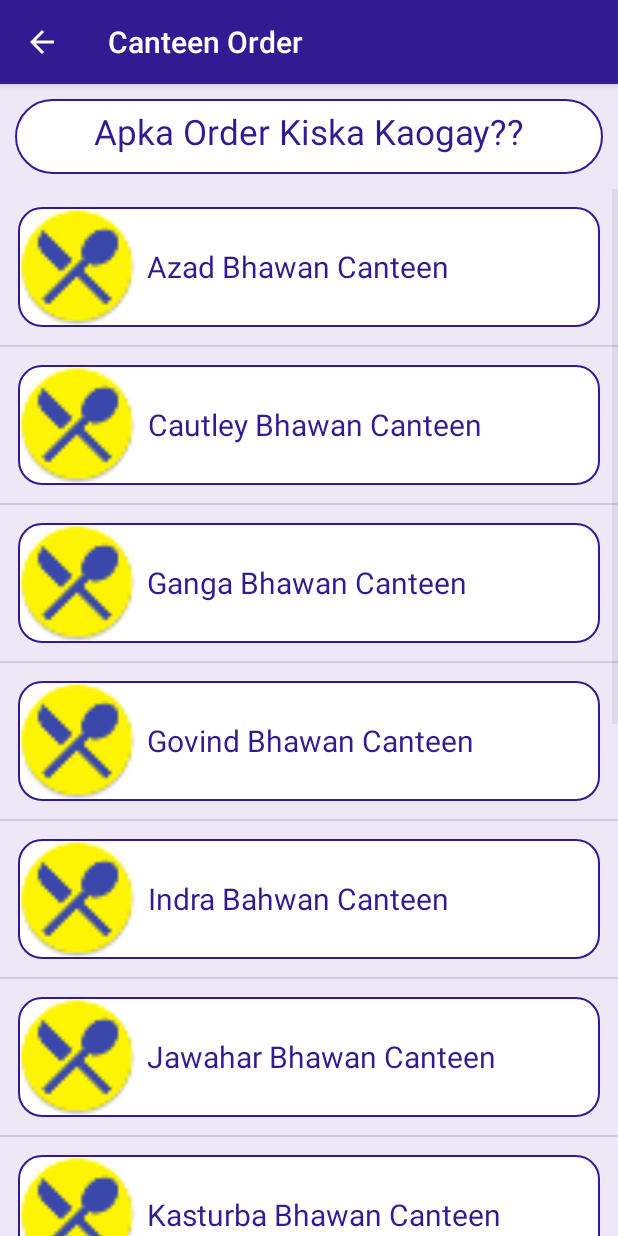
After one commit to AppDevProjectV1/ApplicationMain, an Android app: the CanteenOrderActivity screen opened directly, with no data from a screen before it, on a phone screen of 412 x 824 dp. The commit adds this screen. Run offline under Robolectric (Android 15) with nearby library versions, the phone set to English and light mode, and no system bars.

Commit message:
Add Settings Activity and Add CanteenOREDER add Profile Import also

```diff
--- a/app/build.gradle
+++ b/app/build.gradle
@@ -37,4 +37,5 @@ dependencies {
     implementation 'com.google.android.material:material:1.3.0-alpha01'
     implementation 'androidx.recyclerview:recyclerview:1.1.0'
     implementation 'com.squareup.okhttp3:okhttp:3.10.0'
+    implementation 'com.mikhaellopez:circularimageview:4.2.0'
 }
--- a/app/src/main/java/com/example/appdevproject/CanteenAdapter.java
+++ b/app/src/main/java/com/example/appdevproject/CanteenAdapter.java
@@ -1,101 +1,46 @@
 package com.example.appdevproject;
 
+import androidx.annotation.NonNull;
+import androidx.appcompat.app.AppCompatActivity;
+import androidx.recyclerview.widget.RecyclerView;
 
 import android.content.Context;
-import android.util.Log;
+import android.os.Bundle;
 import android.view.LayoutInflater;
 import android.view.View;
-import android.view.View.OnClickListener;
 import android.view.ViewGroup;
+import android.widget.ArrayAdapter;
 import android.widget.ImageView;
 import android.widget.TextView;
 
-import androidx.annotation.NonNull;
-import androidx.recyclerview.widget.RecyclerView;
+import java.util.ArrayList;
 
 
-import org.w3c.dom.Text;
-
-import java.text.BreakIterator;
-
-public class CanteenAdapter extends RecyclerView.Adapter<CanteenAdapter.CantViewHolder>{
+public class CanteenAdapter extends ArrayAdapter<CanteenClass> {
+    //define these variable customadapter constructor
 
 
-    private String[] canteens;
+    public CanteenAdapter(@NonNull Context context, ArrayList<CanteenClass> data) {
+        super(context,0,data);
+    }
 
-    final private ListItemClickListener mOnClickListener;
+    //this method is used to set the value to listview item wih the corrosponding position and return the listviewitem
+    @Override
+    public View getView(int position, View convertView, ViewGroup parent) {
+
+        View listItem = convertView;
 
 
-
-    public CanteenAdapter(ListItemClickListener listener,String[] canteens) {
-        mOnClickListener = listener;
-        this.canteens=canteens;
-    }
-
-
-    public interface ListItemClickListener {
-        void onListItemClick(String username);
-    }
-
-
-
-    public class CantViewHolder extends RecyclerView.ViewHolder
-            implements OnClickListener {
-
-        public final TextView canteen;
-
-        public CantViewHolder(View view) {
-            super(view);
-
-            canteen=(TextView) view.findViewById(R.id.canteenname);
-
-            view.setOnClickListener(this);
+        if(listItem==null){
+            listItem= LayoutInflater.from(getContext()).inflate(R.layout.canteen_list_item, parent, false);
         }
 
+        ImageView imageViewIcon = (ImageView) listItem.findViewById(R.id.canteenimage);
+        TextView textViewName = (TextView) listItem.findViewById(R.id.canteentext);
 
-
-        @Override
-        public void onClick(View v) {
-            int adapterPosition = getAdapterPosition();
-            String canteen=canteens[adapterPosition];
-            mOnClickListener.onListItemClick(canteen);
-        }
-
-
+       CanteenClass folder = getItem(position);
+        imageViewIcon.setImageResource(folder.getMimagecanteen());
+        textViewName.setText(folder.getMnamecanteen());
+        return listItem;
     }
-
-    @Override
-    public CantViewHolder onCreateViewHolder(@NonNull ViewGroup viewGroup, int viewType) {
-
-        Context context = viewGroup.getContext();
-        int layoutIdForListItem = R.layout.canteen_list_item;
-        LayoutInflater inflater = LayoutInflater.from(context);
-        boolean shouldAttachToParentImmediately = false;
-
-        View view = inflater.inflate(layoutIdForListItem, viewGroup, shouldAttachToParentImmediately);
-        CantViewHolder viewHolder = new CantViewHolder(view);
-
-        return viewHolder;
-
-
-        /*viewHolderCount++;
-        Log.d(TAG, "onCreateViewHolder: number of ViewHolders created: "
-                + viewHolderCount);
-        return viewHolder;*/
-
-    }
-
-    @Override
-    public void onBindViewHolder(CantViewHolder ViewHolder, int position) {
-        String name= canteens[position];
-        ViewHolder.canteen.setText(name);
-    }
-
-
-    @Override
-    public int getItemCount() {
-        return canteens.length;
-    }
-
-
 }
--- /dev/null
+++ b/app/src/main/java/com/example/appdevproject/CanteenClass.java
@@ -0,0 +1,31 @@
+package com.example.appdevproject;
+
+import androidx.appcompat.app.AppCompatActivity;
+
+import android.os.Bundle;
+
+import androidx.appcompat.app.AppCompatActivity;
+
+import android.os.Bundle;
+
+public class  CanteenClass {
+    private int mimagecanteen;
+    private String mnamecanteen;
+
+    public CanteenClass(String canteen,int canteenicon) {
+
+        mimagecanteen=canteenicon;
+        mnamecanteen=canteen;
+    }
+
+
+
+    public int getMimagecanteen() {
+        return mimagecanteen;
+    }
+
+    public String getMnamecanteen() {
+        return  mnamecanteen;
+    }
+
+}
--- /dev/null
+++ b/app/src/main/java/com/example/appdevproject/CanteenOrderActivity.java
@@ -0,0 +1,56 @@
+package com.example.appdevproject;
+
+import androidx.appcompat.app.ActionBar;
+import androidx.appcompat.app.AppCompatActivity;
+
+import android.os.Bundle;
+import android.view.MenuItem;
+import android.widget.ListView;
+
+import java.util.ArrayList;
+
+public class CanteenOrderActivity extends AppCompatActivity {
+
+    @Override
+    protected void onCreate(Bundle savedInstanceState) {
+        super.onCreate(savedInstanceState);
+        setContentView(R.layout.activity_canteen_order);
+
+        //  use the actionbar here for go to previous activity
+        ActionBar actionBar = getSupportActionBar();
+
+        if (actionBar != null) {
+            actionBar.setDisplayHomeAsUpEnabled(true);
+        }
+        ListView canteenbahwan=(ListView)findViewById(R.id.canteenlist);
+
+ArrayList<CanteenClass> mcanteenlist= new ArrayList<CanteenClass>();
+
+        mcanteenlist.add(new CanteenClass("Azad Bhawan Canteen", R.mipmap.canteen));
+        mcanteenlist.add(new CanteenClass( "Cautley Bhawan Canteen", R.mipmap.canteen));
+        mcanteenlist.add(new CanteenClass( "Ganga Bhawan Canteen", R.mipmap.canteen));
+        mcanteenlist.add(new CanteenClass( "Govind Bhawan Canteen" , R.mipmap.canteen));
+        mcanteenlist.add(new CanteenClass("Indra Bahwan Canteen", R.mipmap.canteen));
+        mcanteenlist.add(new CanteenClass( "Jawahar Bhawan Canteen" , R.mipmap.canteen));
+        mcanteenlist.add(new CanteenClass("Kasturba Bhawan Canteen", R.mipmap.canteen));
+        mcanteenlist.add(new CanteenClass("Radhakrishnan Bhawan Canteen" , R.mipmap.canteen));
+        mcanteenlist.add(new CanteenClass(  "Rajendra Bhawan Canteen" , R.mipmap.canteen));
+        mcanteenlist.add(new CanteenClass("Rajiv Bhawan Canteen", R.mipmap.canteen));
+        mcanteenlist.add(new CanteenClass( "Ravindra Bhawan Canteen", R.mipmap.canteen));
+        mcanteenlist.add(new CanteenClass(  "Malviya Bhawan Canteen", R.mipmap.canteen));
+        mcanteenlist.add(new CanteenClass( "Sarojini Bhawan Canteen", R.mipmap.canteen));
+
+
+       CanteenAdapter adapter= new CanteenAdapter(this,mcanteenlist);
+       canteenbahwan.setAdapter(adapter);
+
+    }
+    public boolean onOptionsItemSelected(MenuItem item){
+        switch (item.getItemId()) {
+            case android.R.id.home:
+                finish();
+                return true;
+        }
+        return super.onOptionsItemSelected(item);
+    }
+}
--- a/app/src/main/java/com/example/appdevproject/InboxActivity.java
+++ b/app/src/main/java/com/example/appdevproject/InboxActivity.java
@@ -158,7 +158,9 @@ noticetext.setText("Feeds");
 
 
             case R.id.co4:
-                startActivity(new Intent(getApplicationContext(),Privacy.class));
+                Intent intent=new Intent( InboxActivity.this,ProfileSettingsActivity.class);
+                startActivity(intent);
+                break;
         }
         return super.onOptionsItemSelected(item);
     }
--- /dev/null
+++ b/app/src/main/res/layout/activity_canteen_order.xml
@@ -0,0 +1,43 @@
+<?xml version="1.0" encoding="utf-8"?>
+
+<FrameLayout xmlns:android="http://schemas.android.com/apk/res/android"
+    xmlns:app="http://schemas.android.com/apk/res-auto"
+    xmlns:tools="http://schemas.android.com/tools"
+    android:layout_width="match_parent"
+    android:layout_height="match_parent"
+    tools:context=".CampusGroupActivity">
+<LinearLayout
+    xmlns:android="http://schemas.android.com/apk/res/android"
+    xmlns:app="http://schemas.android.com/apk/res-auto"
+    xmlns:tools="http://schemas.android.com/tools"
+    android:layout_width="match_parent"
+    android:layout_height="match_parent"
+    android:orientation="vertical"
+    android:background="@color/commonBack">
+    <TextView
+        android:layout_width="match_parent"
+        android:layout_height="50dp"
+        android:id="@+id/canteentext"
+        android:text="Apka Order Kiska Kaogay??"
+        android:textSize="23sp"
+        android:textAlignment="center"
+        android:textColor="@color/splashcolor"
+         android:layout_margin="10dp"
+        android:paddingTop="6dp"
+        android:background="@layout/edit_text"
+        />
+
+
+
+
+    <ListView
+        android:id="@+id/canteenlist"
+        android:layout_width="match_parent"
+        android:layout_height="match_parent"
+        android:background="@color/commonBack"
+        />
+
+</LinearLayout>
+
+
+</FrameLayout>
--- a/app/src/main/res/layout/canteen_list_item.xml
+++ b/app/src/main/res/layout/canteen_list_item.xml
@@ -1,28 +1,36 @@
 <?xml version="1.0" encoding="utf-8"?>
-<RelativeLayout
-    xmlns:android="http://schemas.android.com/apk/res/android"
+
+<RelativeLayout xmlns:android="http://schemas.android.com/apk/res/android"
     android:layout_width="match_parent"
-    android:layout_height="wrap_content"
-    android:background="?android:attr/activatedBackgroundIndicator"
-    android:minHeight="?android:attr/listPreferredItemHeightSmall"
-    android:padding="10dp"
-    >
+    android:layout_height="match_parent"
+    android:background="@color/commonBack"
+ >
 
+    <RelativeLayout xmlns:android="http://schemas.android.com/apk/res/android"
+        android:layout_width="match_parent"
+        android:layout_height="wrap_content"
+        android:layout_margin="12dp"
+    android:background="@drawable/roundedimage">
+        <ImageView
+            android:id="@+id/canteenimage"
+            android:layout_width="80dp"
+            android:layout_height="80dp"
+            android:src="@mipmap/canteen"
 
-    <TextView
-        android:id="@+id/canteenname"
-        android:layout_width="wrap_content"
-        android:layout_height="wrap_content"
-        android:layout_centerVertical="true"
-        android:paddingRight="15dp"
-        android:textStyle="bold"
-        android:layout_marginLeft="15dp"
-        android:text="Item Name"
-        android:layout_centerHorizontal="true"
-        android:textSize="25sp"
-        android:textColor="@color/splashcolor"
-        android:textAppearance="?android:attr/textAppearanceListItemSmall"
-        />
+            />
+        <TextView
+            android:id="@+id/canteentext"
+            android:layout_width="wrap_content"
+            android:layout_height="wrap_content"
+            android:layout_alignBottom="@+id/image_view_flag"
+            android:layout_marginLeft="6dp"
 
-
+            android:layout_toEndOf="@+id/canteenimage"
+            android:gravity="center"
+            android:layout_centerVertical="true"
+            android:text="Azad Bhawan Canteen"
+            android:textColor="@color/splashcolor"
+            android:textSize="20sp"
+            />
+    </RelativeLayout>
 </RelativeLayout>
```
Also changed, not shown: app/src/main/AndroidManifest.xml (+12 -2 lines), app/src/main/java/com/example/appdevproject/CanteenList.java (deleted, +0 -48 lines), app/src/main/java/com/example/appdevproject/ProfileSettingsActivity.java (added, +146 -0 lines), app/src/main/java/com/example/appdevproject/StudentProfile.java (+31 -6 lines), app/src/main/res/layout/activity_profile_settings.xml (added, +196 -0 lines), app/src/main/res/layout/activity_student_profile.xml (+11 -5 lines), app/src/main/res/mipmap-xxhdpi/canteen.png (added), app/src/main/res/mipmap-xxhdpi/datause.png (added), app/src/main/res/mipmap-xxhdpi/help.png (added), app/src/main/res/mipmap-xxhdpi/notifications.png (added), app/src/main/res/mipmap-xxhdpi/privayopt.png (added), app/src/main/res/mipmap-xxhdpi/shareapp.png (added).
